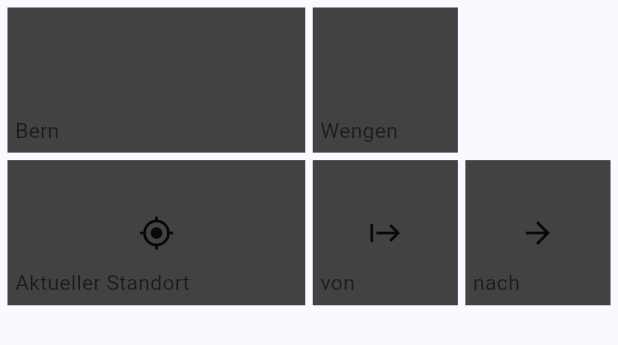
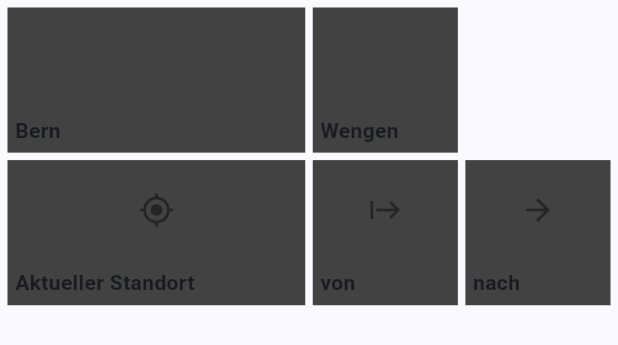
Before and after one commit to Wii42/swissTransport, a Flutter app: the TouchFahrplanPage widget shown alone on an empty page, opened directly, on a phone screen of 412 x 824 dp. Shown: the top 345 px of the screen. Run offline on Flutter 3.47's test engine with Material 3 defaults, Android fonts, the phone set to English and light mode, and no system bars; our stand-ins replace drift, drift_flutter, flutter_map, geolocator, go_router, latlong2 and 1 more; missing offline and left inert: flutter_map_animations; accounts and stored records are empty; generated files the repository leaves out were written again; network calls fail.

Commit message:
improve HistoryData

```diff
--- a/lib/provider/location_history.dart
+++ b/lib/provider/location_history.dart
@@ -1,5 +1,3 @@
-import 'dart:collection';
-
 import 'package:flutter/material.dart';
 import 'package:provider/provider.dart';
 import 'package:sbb/db/app_database.dart';
@@ -8,9 +6,7 @@ import '../transport_api/transport_objects/connections.dart';
 import '../transport_api/transport_objects/location.dart';
 
 class LocationHistory extends ChangeNotifier {
-  final SplayTreeSet<LocationHistoryData> _locationHistory = SplayTreeSet((a,
-          b) =>
-      computeScore(b).compareTo(computeScore(a))); // Sort by score, descending
+  final List<LocationHistoryData> _locationHistory = [];
 
   final AppDatabase database;
 
@@ -18,17 +14,25 @@ class LocationHistory extends ChangeNotifier {
 
   final Map<Location, LocationHistoryData> _locationHistoryMap = {};
 
+  DateTime _lastSorted = DateTime.fromMillisecondsSinceEpoch(0);
+
+  static const Duration _sortDebounceDuration = Duration(minutes: 1);
+
   LocationHistory({required this.database});
 
   bool get isInitialized => _isInitialized;
 
   List<LocationHistoryData> get locationHistory {
     ensureInitialized();
+    _sortIfNeeded();
+    print(
+        'LocationHistory: Returning ${_locationHistory.map((f) => "${f.location.name}: score ${computeScore(f)}, count ${f.searchCount}")} items');
     return List.unmodifiable(_locationHistory);
   }
 
   Future<List<LocationHistoryData>> getAsync() async {
     await ensureInitialized();
+    _sortIfNeeded();
     return List.unmodifiable(_locationHistory);
   }
 
@@ -37,6 +41,7 @@ class LocationHistory extends ChangeNotifier {
     LocationHistoryData historyData =
         await database.addLocationHistory(location);
     _locationHistory.add(historyData);
+    _sortByScore();
     _locationHistoryMap[location] = historyData;
     notifyListeners();
   }
@@ -47,9 +52,12 @@ class LocationHistory extends ChangeNotifier {
     assert(_locationHistory.contains(locationHistoryData),
         'LocationHistoryData must be in the history to increment search count');
     DateTime now = DateTime.now();
+    LocationHistoryData newData = locationHistoryData.copyWith(
+        searchCount: locationHistoryData.searchCount + 1, lastSearched: now);
     _locationHistory.remove(locationHistoryData);
-    _locationHistory.add(locationHistoryData.copyWith(
-        searchCount: locationHistoryData.searchCount + 1, lastSearched: now));
+    _locationHistory.add(newData);
+    _sortByScore();
+    _locationHistoryMap[locationHistoryData.location] = newData;
     notifyListeners();
     return database.incrementLocationHistoryCount(locationHistoryData,
         lastSearched: now);
@@ -58,6 +66,7 @@ class LocationHistory extends ChangeNotifier {
   Future<int> remove(LocationHistoryData locationHistoryData) async {
     await ensureInitialized();
     _locationHistory.remove(locationHistoryData);
+    _locationHistoryMap.remove(locationHistoryData.location);
     notifyListeners();
     return database.removeLocationHistory(locationHistoryData);
   }
@@ -71,19 +80,27 @@ class LocationHistory extends ChangeNotifier {
     }
   }
 
+  Future<void> clear() async {
+    _locationHistory.clear();
+    _locationHistoryMap.clear();
+    notifyListeners();
+    await database.clearLocationHistory();
+  }
+
   /// Score of how relevant a location suggestion is.
   /// The score depends on the recency (last search) and the frequency (number of searches).
   static double computeScore(LocationHistoryData locationHistoryData) {
     // recency Score: number of days since last search
-    double recencyScore = DateTime.now()
+    double recencyInDays = DateTime.now()
             .difference(locationHistoryData.lastSearched)
             .inMicroseconds /
         Duration.microsecondsPerDay;
-    if (recencyScore == 0) return double.infinity;
+    if (recencyInDays == 0) return double.infinity;
+    double recencyScore = 1 / (recencyInDays + 0.00001);
 
     // frequency Score: number of searches
     int frequencyScore = locationHistoryData.searchCount;
-    return frequencyScore / recencyScore;
+    return frequencyScore * recencyScore;
   }
 
   Future<void> ensureInitialized() async {
@@ -91,6 +108,10 @@ class LocationHistory extends ChangeNotifier {
     List<LocationHistoryData> loadedLocations =
         await database.getAllLocationHistory();
     _locationHistory.addAll(loadedLocations);
+    _sortByScore();
+    _locationHistoryMap.addEntries(loadedLocations.map(
+      (data) => MapEntry(data.location, data),
+    ));
     _isInitialized = true;
     notifyListeners();
   }
@@ -114,4 +135,17 @@ class LocationHistory extends ChangeNotifier {
     Connections connections = await connectionsRequest;
     await locationHistory.saveEndpointsOfConnections(connections);
   }
+
+  void _sortByScore() {
+    _locationHistory.sort((a, b) => computeScore(b)
+        .compareTo(computeScore(a))); // Sort by score, descending
+    _lastSorted = DateTime.timestamp();
+    print("sorted");
+  }
+
+  void _sortIfNeeded() {
+    if (DateTime.timestamp().difference(_lastSorted) > _sortDebounceDuration) {
+      _sortByScore();
+    }
+  }
 }
--- a/lib/ui/touch_fahrplan_page.dart
+++ b/lib/ui/touch_fahrplan_page.dart
@@ -4,10 +4,12 @@ import 'package:collection/collection.dart';
 import 'package:flutter/material.dart';
 import 'package:flutter_staggered_grid_view/flutter_staggered_grid_view.dart';
 import 'package:geolocator/geolocator.dart';
+import 'package:provider/provider.dart';
 import 'package:sbb/helper/go_subroute_extension.dart';
 import 'package:sbb/location.dart';
 import 'package:sbb/ui/routes.dart';
 
+import '../db/app_database.dart';
 import '../generic_ui_elements/widget_with_title.dart';
 import '../provider/location_history.dart';
 import '../transport_api/enums/location_type.dart';
@@ -39,14 +41,32 @@ class _TouchFahrplanPageState extends State<TouchFahrplanPage> {
 
   @override
   Widget build(BuildContext context) {
+    LocationHistory locationHistory = context.watch<LocationHistory>();
     const double spacing = 5;
+    Iterable<StationTile> manuallyAddedLocations = [
+      StationTile(location: Location(name: 'Bern'), crossAxisCellCount: 2),
+      StationTile(location: Location(name: 'Wengen'), crossAxisCellCount: 1),
+    ];
+
+    Iterable<LocationHistoryData> historyLocations =
+        locationHistory.locationHistory.whereNot((h) =>
+            h.location.name == null ||
+            h.location.name!.isEmpty ||
+            manuallyAddedLocations
+                .any((m) => h.location.nameCompare(m.location)));
     return Padding(
       padding: const EdgeInsets.all(spacing),
       child: Column(
         children: [
           stationsGrid([
-            stationTile(stationName: 'Bern', crossAxisCellCount: 2),
-            stationTile(stationName: 'Wengen', crossAxisCellCount: 1)
+            ...historyLocations.take(2).map((h) => stationTile(
+                stationName: h.location.name ?? h.location.id ?? '?',
+                crossAxisCellCount: 2,
+                icon: Icons.history)),
+            ...manuallyAddedLocations.map((m) => stationTile(
+                stationName: m.location.name ?? '?',
+                crossAxisCellCount: m.crossAxisCellCount,
+                mainAxisCellCount: m.mainAxisCellCount)),
           ], spacing: spacing),
           SizedBox(height: spacing),
           stationsGrid([
@@ -117,10 +137,23 @@ class _TouchFahrplanPageState extends State<TouchFahrplanPage> {
   Container tileBody(String stationName, {IconData? icon}) {
     return Container(
         color: Colors.grey[800],
-        child: Stack(
+        child: Column(
           children: [
-            if (icon != null) Center(child: Icon(icon)),
-            Positioned(left: 5, bottom: 5, child: Text(stationName)),
+            Expanded(
+                child: (icon != null)
+                    ? Opacity(opacity: 0.5, child: Center(child: Icon(icon)))
+                    : Container()),
+            Align(
+                alignment: Alignment.bottomLeft,
+                child: Padding(
+                  padding: const EdgeInsets.all(5.0),
+                  child: Text(
+                    stationName,
+                    softWrap: true,
+                    overflow: TextOverflow.fade,
+                    style: TextStyle(fontWeight: FontWeight.w600),
+                  ),
+                )),
           ],
         ));
   }
@@ -191,3 +224,15 @@ class _TouchFahrplanPageState extends State<TouchFahrplanPage> {
         '';
   }
 }
+
+class StationTile {
+  final Location location;
+  int crossAxisCellCount;
+  int mainAxisCellCount;
+
+  StationTile({
+    required this.location,
+    this.crossAxisCellCount = 1,
+    this.mainAxisCellCount = 1,
+  });
+}
```
Also changed, not shown: lib/transport_api/transport_objects/location.dart (+9 -0 lines).
